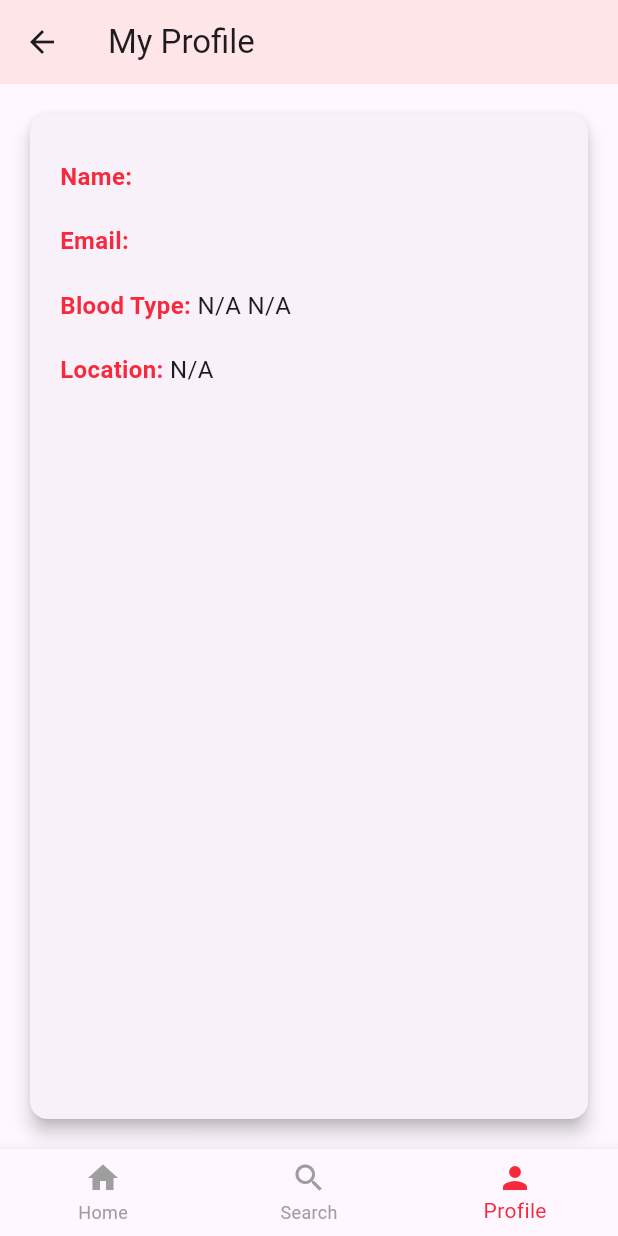
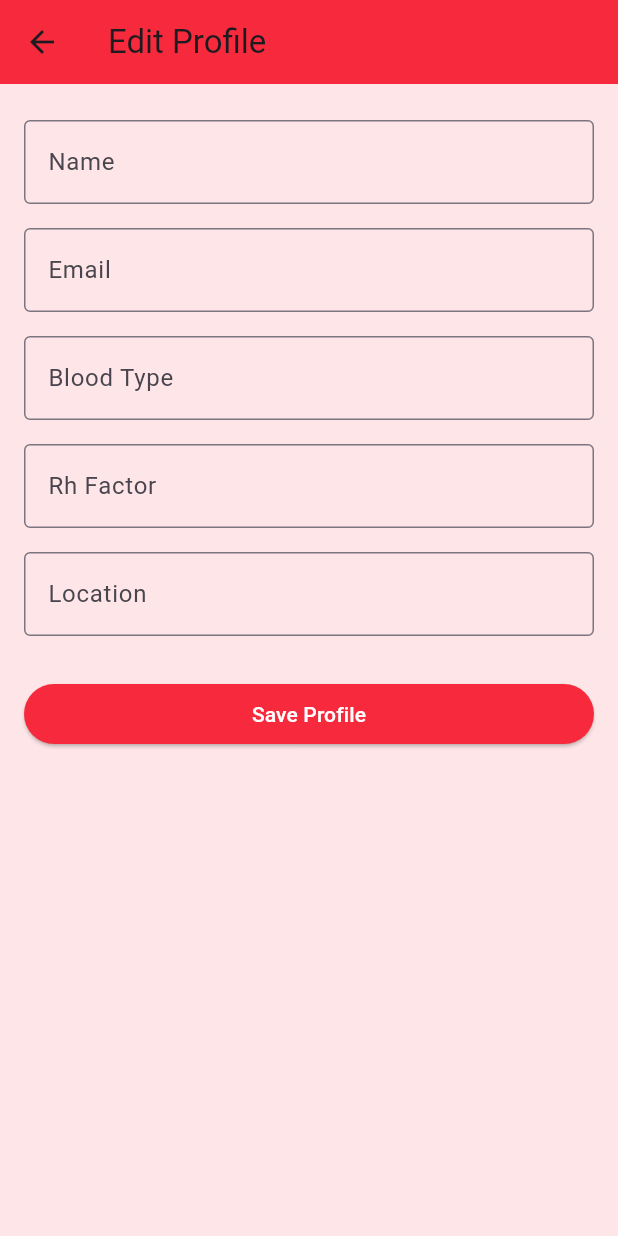
Before and after one commit to magarohan/blood_link, a Flutter app: the ProfilePage screen opened by its route, on a phone screen of 412 x 824 dp. Run offline on Flutter 3.47's test engine with Material 3 defaults, Android fonts, the phone set to English and light mode, and no system bars; our stand-ins replace pie_chart, shared_preferences; accounts and stored records are empty.

Commit message:
[feat]: donors can update their profile

```diff
--- a/frontend/blood_link/lib/home.dart
+++ b/frontend/blood_link/lib/home.dart
@@ -71,8 +71,6 @@ class _HomeScreenState
   Future<void> _fetchMatchingBloodRequests(
       String bloodType,
       String rhFactor) async {
-    // Check the blood type and Rh factor
-
     final url = kIsWeb
         ? Uri.parse('http://localhost:4000/api/requests/search?bloodType=$bloodType&rhFactor=$rhFactor')
         : Uri.parse('http://10.0.2.2:4000/api/requests/search?bloodType=$bloodType&rhFactor=$rhFactor');
--- a/frontend/blood_link/lib/login.dart
+++ b/frontend/blood_link/lib/login.dart
@@ -67,7 +67,6 @@ class _LoginScreenState
         : 'http://10.0.2.2:4000/api/bloodBanks/login';
 
     try {
-      // Try logging in as a donor
       final donorResponse = await http.post(
         Uri.parse(donorURI),
         headers: {
@@ -81,16 +80,17 @@ class _LoginScreenState
 
       if (donorResponse.statusCode == 200) {
         final donorData = json.decode(donorResponse.body);
-
         if (donorData != null && donorData.containsKey('donor')) {
           final donor = donorData['donor'];
           final token = donorData['token'];
 
           final prefs = await SharedPreferences.getInstance();
+          await prefs.setString('donorId', donor['_id'] ?? '');
           await prefs.setString('donorName', donor['fullName'] ?? '');
           await prefs.setString('donorBloodType', donor['bloodType'] ?? '');
           await prefs.setString('donorRhFactor', donor['rhFactor'] ?? '');
           await prefs.setString('donorEmail', donor['email'] ?? '');
+          await prefs.setString('donorLocation', donor['location'] ?? '');
           await prefs.setString('donorToken', token ?? ''); // Save token for authentication
 
           ScaffoldMessenger.of(context).showSnackBar(
@@ -105,7 +105,6 @@ class _LoginScreenState
         }
       }
 
-      // Try blood bank login if donor login fails
       final bloodBankResponse = await http.post(
         Uri.parse(bloodBankURI),
         headers: {
--- a/frontend/blood_link/lib/profile.dart
+++ b/frontend/blood_link/lib/profile.dart
@@ -1,6 +1,11 @@
+import 'package:blood_link/themes/colors.dart';
+import 'package:flutter/foundation.dart';
 import 'package:flutter/material.dart';
-import 'package:blood_link/themes/colors.dart';
+import 'package:flutter/widgets.dart';
 import 'package:shared_preferences/shared_preferences.dart';
+import 'package:http/http.dart'
+    as http;
+import 'dart:convert';
 
 class ProfilePage
     extends StatefulWidget {
@@ -8,32 +13,41 @@ class ProfilePage
       {super.key});
 
   @override
-  _ProfilePageState createState() =>
-      _ProfilePageState();
+  ProfilePageState createState() =>
+      ProfilePageState();
 }
 
-class _ProfilePageState
+class ProfilePageState
     extends State<ProfilePage> {
-  String
-      name =
-      '';
-  String
-      bloodType =
-      '';
-  String
-      rhFactor =
-      '';
-  String
-      email =
-      '';
-  String
-      location =
-      '';
+  final _formKey =
+      GlobalKey<FormState>();
+  late TextEditingController
+      nameController;
+  late TextEditingController
+      emailController;
+  late TextEditingController
+      bloodTypeController;
+  late TextEditingController
+      rhFactorController;
+  late TextEditingController
+      locationController;
+  String?
+      donorId;
 
   @override
   void
       initState() {
     super.initState();
+    nameController =
+        TextEditingController();
+    emailController =
+        TextEditingController();
+    bloodTypeController =
+        TextEditingController();
+    rhFactorController =
+        TextEditingController();
+    locationController =
+        TextEditingController();
     _loadDonorInfo();
   }
 
@@ -42,96 +56,116 @@ class _ProfilePageState
     final prefs =
         await SharedPreferences.getInstance();
     setState(() {
-      name = prefs.getString('donorName') ?? 'N/A';
-      bloodType = prefs.getString('donorBloodType') ?? 'N/A';
-      rhFactor = prefs.getString('donorRhFactor') ?? 'N/A';
-      email = prefs.getString('donorEmail') ?? 'N/A';
-      location = prefs.getString('donorLocation') ?? 'N/A';
+      donorId = prefs.getString('donorId') ?? '';
+      nameController.text = prefs.getString('donorName') ?? '';
+      emailController.text = prefs.getString('donorEmail') ?? '';
+      bloodTypeController.text = prefs.getString('donorBloodType') ?? '';
+      rhFactorController.text = prefs.getString('donorRhFactor') ?? '';
+      locationController.text = prefs.getString('donorLocation') ?? '';
     });
+  }
+
+  Future<void>
+      _saveProfile() async {
+    final prefs =
+        await SharedPreferences.getInstance();
+
+    // Save locally
+    await prefs.setString('donorName',
+        nameController.text);
+    await prefs.setString('donorEmail',
+        emailController.text);
+    await prefs.setString('donorBloodType',
+        bloodTypeController.text);
+    await prefs.setString('donorRhFactor',
+        rhFactorController.text);
+    await prefs.setString('donorLocation',
+        locationController.text);
+
+    String apiUrl = kIsWeb
+        ? 'http://localhost:4000/api/donors/update/$donorId'
+        : 'http://10.0.2.2:4000/api/donors/update/$donorId';
+
+    final response =
+        await http.patch(
+      Uri.parse(apiUrl),
+      headers: {
+        "Content-Type": "application/json"
+      },
+      body: json.encode({
+        "name": nameController.text,
+        "email": emailController.text,
+        "bloodType": bloodTypeController.text,
+        "rhFactor": rhFactorController.text,
+        "location": locationController.text,
+      }),
+    );
+
+    if (response.statusCode ==
+        200) {
+      ScaffoldMessenger.of(context).showSnackBar(
+        const SnackBar(content: Text("✅ Profile updated successfully")),
+      );
+      Navigator.pop(context);
+    } else {
+      ScaffoldMessenger.of(context).showSnackBar(
+        SnackBar(content: Text("❌ Error: ${response.body}")),
+      );
+    }
   }
 
   @override
   Widget
       build(BuildContext context) {
     return Scaffold(
+      backgroundColor: MyColors.backgroundColor,
       appBar: AppBar(
-        title: const Text('My Profile'),
-        backgroundColor: MyColors.backgroundColor,
+        title: const Text('Edit Profile'),
+        backgroundColor: MyColors.primaryColor,
       ),
       body: Padding(
         padding: const EdgeInsets.all(16.0),
-        child: Card(
-          shape: RoundedRectangleBorder(borderRadius: BorderRadius.circular(12)),
-          elevation: 5,
-          child: Padding(
-            padding: const EdgeInsets.all(20.0),
-            child: Column(
-              crossAxisAlignment: CrossAxisAlignment.start,
-              children: [
-                ProfileField(label: 'Name', value: name),
-                ProfileField(label: 'Email', value: email),
-                ProfileField(label: 'Blood Type', value: '$bloodType $rhFactor'),
-                ProfileField(label: 'Location', value: location),
-              ],
-            ),
+        child: Form(
+          key: _formKey,
+          child: ListView(
+            children: [
+              _buildTextField("Name", nameController),
+              _buildTextField("Email", emailController),
+              _buildTextField("Blood Type", bloodTypeController),
+              _buildTextField("Rh Factor", rhFactorController),
+              _buildTextField("Location", locationController),
+              const SizedBox(height: 20),
+              ElevatedButton(
+                onPressed: _saveProfile,
+                style: ElevatedButton.styleFrom(
+                  backgroundColor: MyColors.primaryColor,
+                ),
+                child: const Text(
+                  "Save Profile",
+                  style: TextStyle(color: Colors.white),
+                ),
+              ),
+            ],
           ),
         ),
       ),
-      bottomNavigationBar: BottomNavigationBar(
-        selectedItemColor: MyColors.primaryColor,
-        unselectedItemColor: Colors.grey,
-        currentIndex: 2,
-        onTap: (index) {
-          if (index == 1) {
-            Navigator.pushNamed(context, '/BloodBankList');
-          } else if (index == 0) {
-            Navigator.pushNamed(context, '/Home');
-          }
-        },
-        items: const [
-          BottomNavigationBarItem(icon: Icon(Icons.home), label: "Home"),
-          BottomNavigationBarItem(icon: Icon(Icons.search), label: "Search"),
-          BottomNavigationBarItem(
-            icon: Icon(Icons.person),
-            label: "Profile",
-          ),
-        ],
+    );
+  }
+
+  Widget _buildTextField(
+      String label,
+      TextEditingController controller,
+      {bool isPassword = false}) {
+    return Padding(
+      padding: const EdgeInsets.symmetric(vertical: 8.0),
+      child: TextFormField(
+        controller: controller,
+        obscureText: isPassword,
+        decoration: InputDecoration(
+          labelText: label,
+          border: const OutlineInputBorder(),
+        ),
       ),
     );
   }
 }
-
-class ProfileField
-    extends StatelessWidget {
-  final String
-      label;
-  final String
-      value;
-
-  const ProfileField(
-      {super.key,
-      required this.label,
-      required this.value});
-
-  @override
-  Widget
-      build(BuildContext context) {
-    return Padding(
-      padding: const EdgeInsets.symmetric(vertical: 10),
-      child: Row(
-        children: [
-          Text(
-            '$label: ',
-            style: TextStyle(fontWeight: FontWeight.bold, fontSize: 16, color: MyColors.primaryColor),
-          ),
-          Expanded(
-            child: Text(
-              value,
-              style: const TextStyle(fontSize: 16),
-            ),
-          ),
-        ],
-      ),
-    );
-  }
-}
```
Also changed, not shown: frontend/blood_link/lib/donor_preferences.dart (added, +39 -0 lines), 1 other file.
